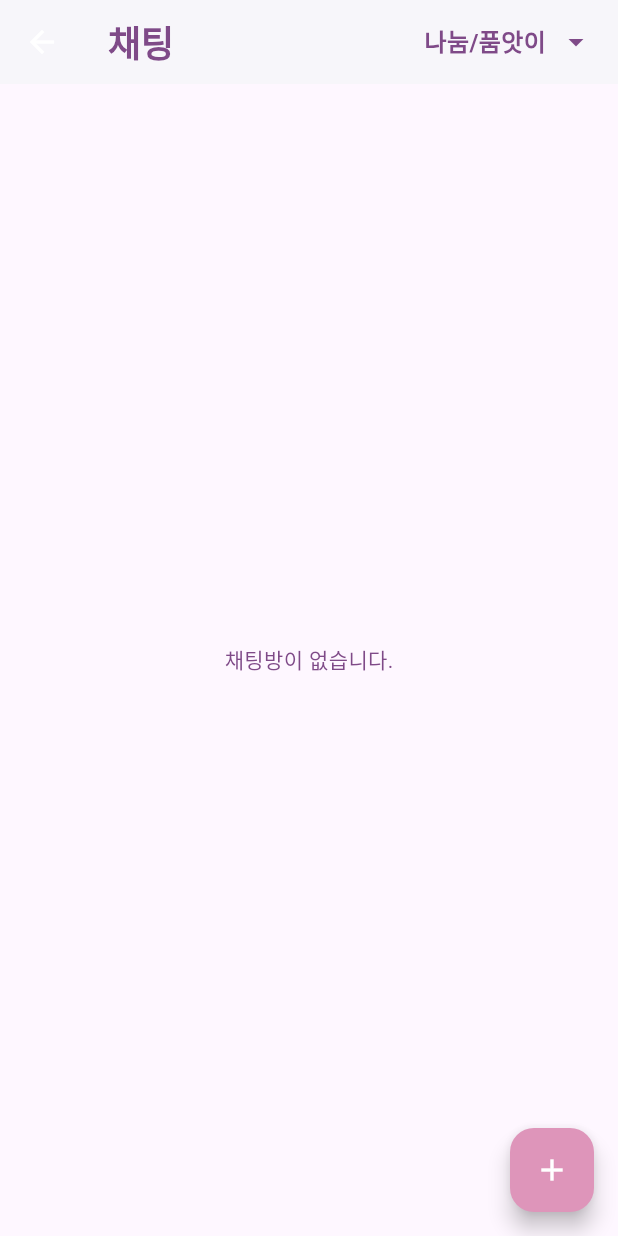
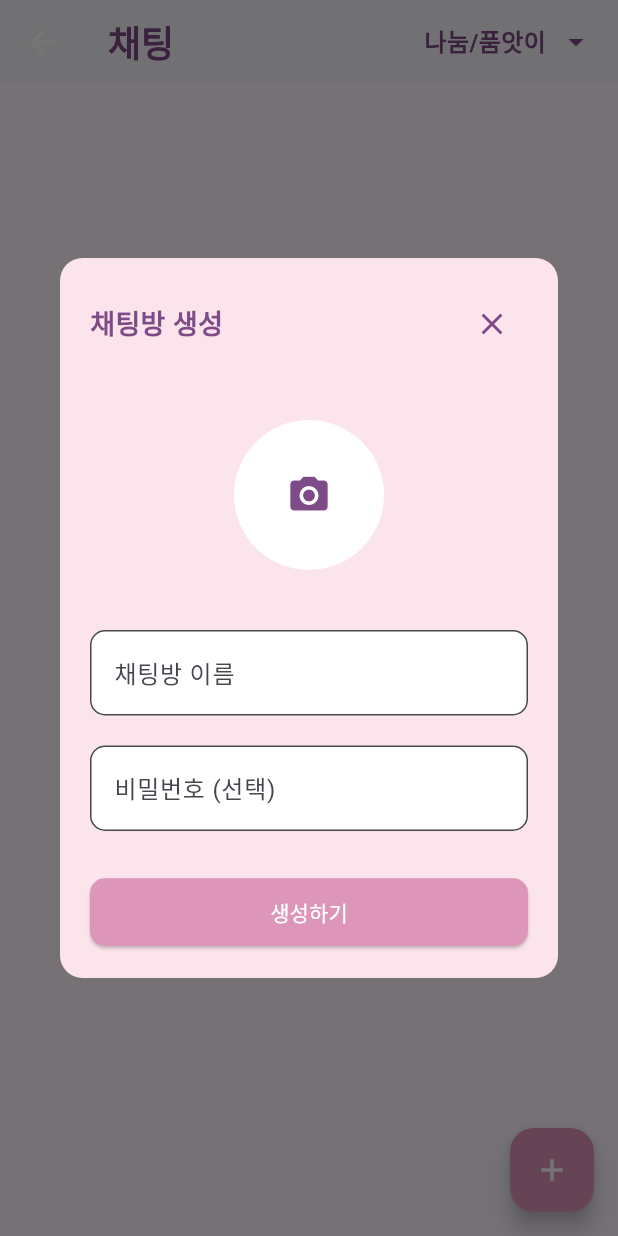
Before and after one commit to shiroHSG/Pium, a Flutter app: the ChattingPage screen opened directly, after a tap on the "add" icon, on a phone screen of 412 x 824 dp. Run offline on Flutter 3.47's test engine with Material 3 defaults, Android fonts, the light colour scheme and no system bars; our stand-ins replace flutter_secure_storage, image_picker, shared_preferences, webview_flutter; missing offline and left inert: stomp_dart_client; accounts and stored records are empty; network calls fail; Roboto replaces fonts that are missing (Jua).

Commit message:
update chat_room delete

```diff
--- a/backend_spring/src/main/frontend_flutter/lib/models/chat/chat_service.dart
+++ b/backend_spring/src/main/frontend_flutter/lib/models/chat/chat_service.dart
@@ -243,7 +243,7 @@ Future<ChatRoom> createGroupChatRoom({
 }
 
 
-// 채팅방 수정
+// 채팅방 수정, 그룹 채팅방일때만
 Future<void> updateGroupChatRoom({
   required int chatRoomId,
   required String chatRoomName,
@@ -286,7 +286,7 @@ Future<void> updateGroupChatRoom({
   }
 }
 
-// 채팅방 나가기
+// 채팅방 나가기, 그룹채팅방에서 방장일때만 모달창 다르게
 Future<void> leaveChatRoom(int chatRoomId) async {
   final prefs = await SharedPreferences.getInstance();
   final token = prefs.getString('accessToken');
@@ -312,7 +312,7 @@ Future<void> leaveChatRoom(int chatRoomId) async {
   }
 }
 
-// 채팅방 삭제
+// 채팅방 삭제, 그룹채팅방일때 방장만 삭제
 Future<void> deleteGroupChatRoom(int chatRoomId) async {
   final prefs = await SharedPreferences.getInstance();
   final token = prefs.getString('accessToken');
--- a/backend_spring/src/main/frontend_flutter/lib/pages/chat/chatting_page.dart
+++ b/backend_spring/src/main/frontend_flutter/lib/pages/chat/chatting_page.dart
@@ -9,6 +9,7 @@ import '../../models/chat/chatroom.dart';
 import '../../models/util/parse_date_time.dart';
 import '../../models/webSocket/connectWebSocket.dart';
 import 'chat_room_message_page.dart';
+import 'create_chatting_dialog.dart';
 
 class ChattingPage extends StatefulWidget {
   const ChattingPage({Key? key}) : super(key: key);
@@ -98,12 +99,19 @@ class _ChattingPageState extends State<ChattingPage> {
     );
 
     if (shouldRefresh == true) {
-      _loadChatRooms(); // ✅ 채팅방 목록 다시 불러오기
+      _loadChatRooms(); // 채팅방 목록 다시 불러오기
     }
   }
 
-  void _startNewChat() {
-    print('새 $_selectedMode 시작');
+  void _startNewChat() async {
+    final result = await showDialog(
+      context: context,
+      builder: (context) => const CreateChattingDialog(),
+    );
+
+    if (result == true) {
+      _loadChatRooms(); // 생성 후 채팅방 목록 새로 불러오기
+    }
   }
 
   @override
--- /dev/null
+++ b/backend_spring/src/main/frontend_flutter/lib/pages/chat/create_chatting_dialog.dart
@@ -0,0 +1,71 @@
+import 'dart:io';
+import 'package:flutter/material.dart';
+import 'package:image_picker/image_picker.dart';
+import '../../screens/chatting/create_chatting_dialog_ui.dart';
+import '../../models/chat/chat_service.dart';
+
+class CreateChattingDialog extends StatefulWidget {
+  const CreateChattingDialog({Key? key}) : super(key: key);
+
+  @override
+  State<CreateChattingDialog> createState() => _CreateChattingDialogState();
+}
+
+class _CreateChattingDialogState extends State<CreateChattingDialog> {
+  final TextEditingController _chatRoomNameController = TextEditingController();
+  final TextEditingController _passwordController = TextEditingController();
+  File? _selectedImage;
+  bool _isLoading = false;
+
+  Future<void> _pickImage() async {
+    final picker = ImagePicker();
+    final pickedFile = await picker.pickImage(source: ImageSource.gallery);
+    if (pickedFile != null) {
+      setState(() {
+        _selectedImage = File(pickedFile.path);
+      });
+    }
+  }
+
+  Future<void> _createGroupChat() async {
+    final name = _chatRoomNameController.text.trim();
+    final password = _passwordController.text.trim();
+
+    if (name.isEmpty) {
+      ScaffoldMessenger.of(context).showSnackBar(
+        const SnackBar(content: Text('채팅방 이름을 입력해주세요.')),
+      );
+      return;
+    }
+
+    try {
+      setState(() => _isLoading = true);
+
+      await createGroupChatRoom(
+        chatRoomName: name,
+        password: password.isNotEmpty ? password : null,
+        imageFile: _selectedImage,
+      );
+
+      Navigator.of(context).pop(true);
+    } catch (e) {
+      ScaffoldMessenger.of(context).showSnackBar(
+        SnackBar(content: Text('생성 실패: $e')),
+      );
+    } finally {
+      setState(() => _isLoading = false);
+    }
+  }
+
+  @override
+  Widget build(BuildContext context) {
+    return CreateChattingDialogUI(
+      chatRoomNameController: _chatRoomNameController,
+      passwordController: _passwordController,
+      selectedImage: _selectedImage,
+      isLoading: _isLoading,
+      onCreatePressed: _createGroupChat,
+      onPickImage: _pickImage,
+    );
+  }
+}
--- /dev/null
+++ b/backend_spring/src/main/frontend_flutter/lib/screens/chatting/create_chatting_dialog_ui.dart
@@ -0,0 +1,103 @@
+// lib/widgets/chat/create_chatting_dialog_ui.dart
+import 'dart:io';
+import 'package:flutter/material.dart';
+import 'package:image_picker/image_picker.dart';
+import '../../theme/app_theme.dart';
+
+class CreateChattingDialogUI extends StatelessWidget {
+  final TextEditingController chatRoomNameController;
+  final TextEditingController passwordController;
+  final File? selectedImage;
+  final bool isLoading;
+  final VoidCallback onCreatePressed;
+  final VoidCallback onPickImage;
+
+  const CreateChattingDialogUI({
+    Key? key,
+    required this.chatRoomNameController,
+    required this.passwordController,
+    required this.selectedImage,
+    required this.isLoading,
+    required this.onCreatePressed,
+    required this.onPickImage,
+  }) : super(key: key);
+
+  @override
+  Widget build(BuildContext context) {
+    return Dialog(
+      backgroundColor: Colors.pink[50],
+      shape: RoundedRectangleBorder(borderRadius: BorderRadius.circular(15)),
+      child: Padding(
+        padding: const EdgeInsets.all(20),
+        child: Column(
+          mainAxisSize: MainAxisSize.min,
+          children: [
+            Row(
+              mainAxisAlignment: MainAxisAlignment.spaceBetween,
+              children: [
+                const Text(
+                  '채팅방 생성',
+                  style: TextStyle(
+                    fontSize: 18,
+                    fontWeight: FontWeight.bold,
+                    color: AppTheme.textPurple,
+                  ),
+                ),
+                IconButton(
+                  icon: const Icon(Icons.close, color: AppTheme.textPurple),
+                  onPressed: () => Navigator.of(context).pop(),
+                ),
+              ],
+            ),
+            const SizedBox(height: 40),
+            GestureDetector(
+              onTap: onPickImage,
+              child: CircleAvatar(
+                radius: 50,
+                backgroundColor: Colors.white,
+                backgroundImage:
+                selectedImage != null ? FileImage(selectedImage!) : null,
+                child: selectedImage == null
+                    ? const Icon(Icons.camera_alt, color: AppTheme.textPurple, size: 30)
+                    : null,
+              ),
+            ),
+            const SizedBox(height: 40),
+            TextField(
+              controller: chatRoomNameController,
+              decoration: InputDecoration(
+                hintText: '채팅방 이름',
+                filled: true,
+                fillColor: Colors.white,
+                border: OutlineInputBorder(borderRadius: BorderRadius.circular(10)),
+              ),
+            ),
+            const SizedBox(height: 20),
+            TextField(
+              controller: passwordController,
+              obscureText: true,
+              decoration: InputDecoration(
+                hintText: '비밀번호 (선택)',
+                filled: true,
+                fillColor: Colors.white,
+                border: OutlineInputBorder(borderRadius: BorderRadius.circular(10)),
+              ),
+            ),
+            const SizedBox(height: 30),
+            isLoading
+                ? const CircularProgressIndicator()
+                : ElevatedButton(
+              style: ElevatedButton.styleFrom(
+                backgroundColor: AppTheme.primaryPurple,
+                minimumSize: const Size(double.infinity, 45),
+                shape: RoundedRectangleBorder(borderRadius: BorderRadius.circular(10)),
+              ),
+              onPressed: onCreatePressed,
+              child: const Text('생성하기', style: TextStyle(color: Colors.white)),
+            ),
+          ],
+        ),
+      ),
+    );
+  }
+}
```
Also changed, not shown: backend_spring/src/main/frontend_flutter/lib/pages/chat/chat_room_message_page.dart (+2 -7 lines), backend_spring/src/main/frontend_flutter/lib/pages/chat/chatting_userlist_page.dart (+38 -15 lines), backend_spring/src/main/frontend_flutter/lib/screens/chatting/chatting_userlist_page_ui.dart (added, +205 -0 lines), 2 other files.
